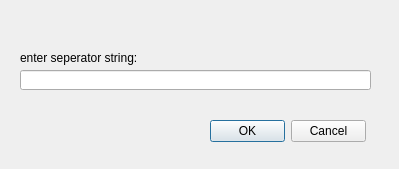
This is Separator_dialog.ui in Lordyphon2021/FirmwareVersionsWrapper as Qt 5 draws it before an edit. The edited form follows.
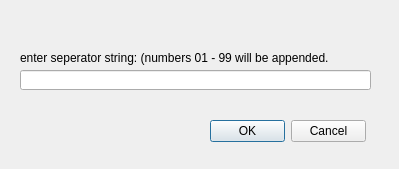
This is the edited form.

Commit message: added seperator string dialog

```diff
--- a/Separator_dialog.ui
+++ b/Separator_dialog.ui
@@ -18,12 +18,12 @@
     <rect>
      <x>20</x>
      <y>50</y>
-     <width>321</width>
+     <width>361</width>
      <height>16</height>
     </rect>
    </property>
    <property name="text">
-    <string>enter seperator string:</string>
+    <string>enter seperator string: (numbers 01 - 99 will be appended.</string>
    </property>
   </widget>
   <widget class="QLineEdit" name="lineEditSeparator">
```
The commit also changes 1 other file.
